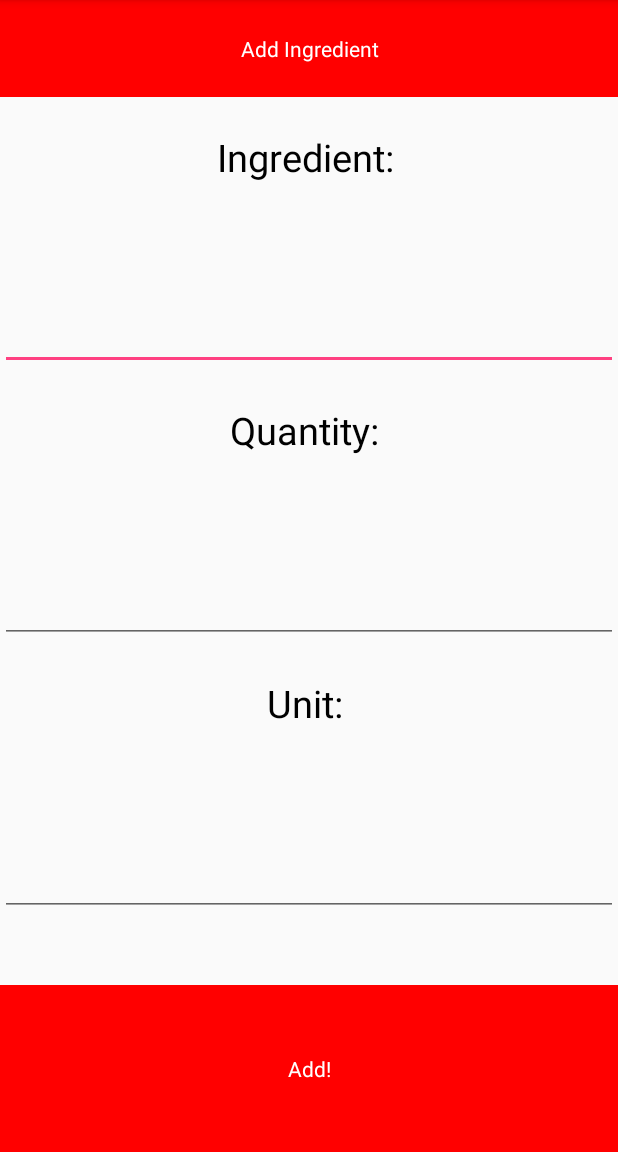
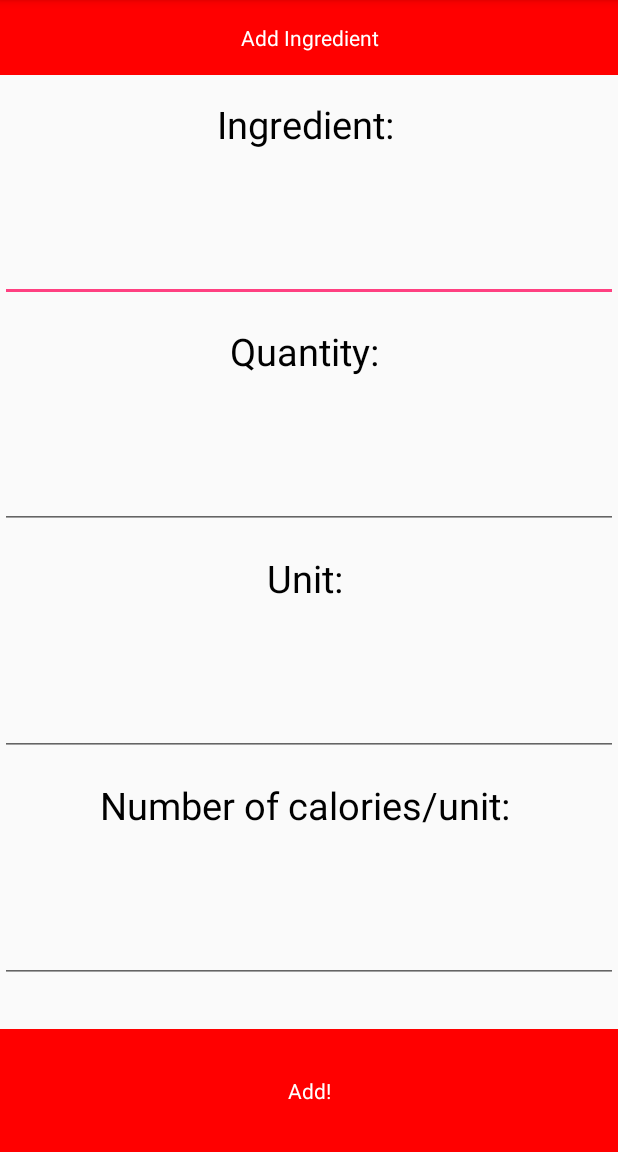
Before and after one commit to rajaskharkar/fiTrack2, an Android app: the AddIngredient screen opened directly, with no data from a screen before it, on a phone screen of 412 x 824 dp, the part 84-1236 px from its top. Run offline under Robolectric (Android 15) with nearby library versions, the phone set to English and light mode, and no system bars; libraries missing offline, so code that uses them is left out: com.backendless, com.backendless.async, com.backendless.exceptions; 2 statements that could not run were skipped.

Commit message:
Calorie Counting

```diff
--- a/app/src/main/java/com/trial/rajas/fitrack/AddIngredient.java
+++ b/app/src/main/java/com/trial/rajas/fitrack/AddIngredient.java
@@ -33,15 +33,18 @@ public class AddIngredient extends AppCompatActivity {
         LinearLayout nameLL=(LinearLayout) findViewById(R.id.ingredientNameLinearLayout);
         LinearLayout quantityLL=(LinearLayout) findViewById(R.id.ingredientQuantityLinearLayout);
         LinearLayout unitLL=(LinearLayout) findViewById(R.id.ingredientUnitLinearLayout);
+        LinearLayout calorieCountLL=(LinearLayout) findViewById(R.id.ingredientCalorieCountLinearLayout);
         LinearLayout addLL=(LinearLayout) findViewById(R.id.addIngredientLinearLayout);
         TextView titleTV=(TextView) findViewById(R.id.addIngredientTitleTextView);
         TextView nameTV=(TextView) findViewById(R.id.ingredientNameTextView);
         TextView quantityTV=(TextView) findViewById(R.id.ingredientQuantityTextView);
-        TextView unitTV=(TextView) findViewById(R.id.ingredientUnitSignUpTextView);
+        TextView unitTV=(TextView) findViewById(R.id.ingredientUnitTextView);
+        TextView calorieCountTV=(TextView) findViewById(R.id.ingredientCalorieCountTextView);
         TextView addTV=(TextView) findViewById(R.id.addIngredientTextView);
         final EditText nameET=(EditText) findViewById(R.id.ingredientNameEditText);
         final EditText quantityET=(EditText) findViewById(R.id.ingredientQuantityEditText);
-        final EditText unitET=(EditText) findViewById(R.id.ingredientUnitSignUpEditText);
+        final EditText unitET=(EditText) findViewById(R.id.ingredientUnitEditText);
+        final EditText calorieCountET=(EditText) findViewById(R.id.ingredientCalorieCountEditText);
 
         titleLL.setBackgroundColor(Color.RED);
         addLL.setBackgroundColor(Color.RED);
@@ -49,11 +52,13 @@ public class AddIngredient extends AppCompatActivity {
         nameTV.setTextColor(Color.BLACK);
         quantityTV.setTextColor(Color.BLACK);
         unitTV.setTextColor(Color.BLACK);
+        calorieCountTV.setTextColor(Color.BLACK);
 
         titleTV.setText("Add Ingredient");
         nameTV.setText("Ingredient: ");
         quantityTV.setText("Quantity: ");
         unitTV.setText("Unit: ");
+        calorieCountTV.setText("Number of calories/unit: ");
         addTV.setText("Add!");
 
         Backendless.initApp(this, BackendlessCredentials.APP_ID, BackendlessCredentials.SECRET_KEY);
@@ -70,7 +75,9 @@ public class AddIngredient extends AppCompatActivity {
                 String quantityString=quantityET.getText().toString();
                 Float quantity= Float.parseFloat(quantityString);
                 String unit=unitET.getText().toString();
-                if(name.equals("") || quantity.equals("") || unit.equals("")){
+                String calorieCountString= calorieCountET.getText().toString();
+                Float calorieCount= Float.parseFloat(calorieCountString);
+                if(name.equals("") || quantityString.equals("") || unit.equals("") || calorieCountString.equals("")){
                     Toast.makeText(getApplicationContext(), "Please fill in all the details",Toast.LENGTH_SHORT);
                 }
                 else{
@@ -78,6 +85,7 @@ public class AddIngredient extends AppCompatActivity {
                     ingredientJSON.addProperty("name",name);
                     ingredientJSON.addProperty("quantity",quantity);
                     ingredientJSON.addProperty("unit",unit);
+                    ingredientJSON.addProperty("calorie_count",calorieCount);
                     ingredientJsonArray.add(ingredientJSON);
                     String ingredientUploadString= ingredientJsonArray.toString();
                     currentUser.setProperty("fridge",ingredientUploadString);
--- a/app/src/main/java/com/trial/rajas/fitrack/FridgeListAdapter.java
+++ b/app/src/main/java/com/trial/rajas/fitrack/FridgeListAdapter.java
@@ -53,18 +53,22 @@ public class FridgeListAdapter extends ArrayAdapter<Ingredient>{
         TextView name= (TextView) view.findViewById(R.id.ingredientRowNameTextView);
         TextView quantity= (TextView) view.findViewById(R.id.ingredientRowQuantityTextView);
         TextView unit= (TextView) view.findViewById(R.id.ingredientRowUnitTextView);
+        TextView calorieCount= (TextView) view.findViewById(R.id.ingredientRowCalorieCountTextView);
         ImageView remove=(ImageView) view.findViewById(R.id.removeIngredientRow);
         final Ingredient ingredient=ingredientList.get(position);
         name.setText(ingredient.name);
         quantity.setText(ingredient.quantity.toString());
         unit.setText(ingredient.unit);
+        calorieCount.setText(ingredient.calorie_count.toString()+" cal/unit");
 
         name.setTextSize(24);
         quantity.setTextSize(24);
         unit.setTextSize(24);
+        calorieCount.setTextSize(14);
         name.setTextColor(Color.BLACK);
         quantity.setTextColor(Color.BLACK);
         unit.setTextColor(Color.BLACK);
+        calorieCount.setTextColor(Color.BLACK);
 
         remove.setOnClickListener(new View.OnClickListener() {
             @Override
--- a/app/src/main/java/com/trial/rajas/fitrack/JSONConversion.java
+++ b/app/src/main/java/com/trial/rajas/fitrack/JSONConversion.java
@@ -49,7 +49,8 @@ public class JSONConversion {
                 String ingredientName = jsonIngredient.get("name").getAsString();
                 Float ingredientQuantity = jsonIngredient.get("quantity").getAsFloat();
                 String ingredientUnit = jsonIngredient.get("unit").getAsString();
-                Ingredient finalIngredient= new Ingredient(ingredientName, ingredientQuantity, ingredientUnit);
+                Float ingredientCalories = jsonIngredient.get("calorie_count").getAsFloat();
+                Ingredient finalIngredient= new Ingredient(ingredientName, ingredientQuantity, ingredientUnit, ingredientCalories);
                 ingredientArrayList.add(finalIngredient);
             }
             Dish finalDish= new Dish(dishName, ingredientArrayList);
@@ -73,7 +74,8 @@ public class JSONConversion {
             String ingredientName = json.get("name").getAsString();
             Float ingredientQuantity = json.get("quantity").getAsFloat();
             String ingredientUnit = json.get("unit").getAsString();
-            Ingredient ingredient= new Ingredient(ingredientName, ingredientQuantity, ingredientUnit);
+            Float ingredientCalories = json.get("calorie_count").getAsFloat();
+            Ingredient ingredient= new Ingredient(ingredientName, ingredientQuantity, ingredientUnit, ingredientCalories);
             listToReturn.add(ingredient);
         }
         return listToReturn;
--- a/app/src/main/java/com/trial/rajas/fitrack/ViewThisDish.java
+++ b/app/src/main/java/com/trial/rajas/fitrack/ViewThisDish.java
@@ -4,6 +4,7 @@ import android.content.Context;
 import android.content.Intent;
 import android.graphics.Color;
 import android.os.Bundle;
+import android.support.annotation.FloatRange;
 import android.support.v7.app.AppCompatActivity;
 import android.view.View;
 import android.widget.AdapterView;
@@ -38,11 +39,13 @@ public class ViewThisDish extends AppCompatActivity {
 
         Backendless.initApp(this, BackendlessCredentials.APP_ID, BackendlessCredentials.SECRET_KEY);
         BackendlessUser currentUser=Backendless.UserService.CurrentUser();
+
         String dishDataString=currentUser.getProperty("dishes").toString();
         final ArrayList<Dish> dishArrayList=JSONConversion.getDishArrayList(dishDataString);
         Dish dish= dishArrayList.get(dishPosition);
         titleTV.setText(dish.name);
-        DishIngredientAdapter ingredientAdapter = new DishIngredientAdapter(this, R.layout.view_dishes_row, dish.ingredientArrayList);
+        ArrayList<Ingredient> ingredientsWithCalories= CalorieCounter.getCalorieCount(dish, viewThisDishTV, currentUser);
+        DishIngredientAdapter ingredientAdapter = new DishIngredientAdapter(this, R.layout.fridge_list_row, ingredientsWithCalories);
         dishesLV.setAdapter(ingredientAdapter);
     }
 
--- a/app/src/main/res/layout/add_ingredient.xml
+++ b/app/src/main/res/layout/add_ingredient.xml
@@ -3,7 +3,7 @@
     android:orientation="vertical"
     android:layout_width="match_parent"
     android:layout_height="match_parent"
-    android:weightSum="10">
+    android:weightSum="12">
 
     <LinearLayout
         android:id="@+id/addIngredientTitleLinearLayout"
@@ -93,7 +93,7 @@
         android:gravity="center">
 
         <TextView
-            android:id="@+id/ingredientUnitSignUpTextView"
+            android:id="@+id/ingredientUnitTextView"
             android:layout_width="match_parent"
             android:layout_height="wrap_content"
             android:layout_weight="1"
@@ -102,7 +102,37 @@
             android:gravity="center"/>
 
         <EditText
-            android:id="@+id/ingredientUnitSignUpEditText"
+            android:id="@+id/ingredientUnitEditText"
+            android:layout_width="match_parent"
+            android:layout_height="wrap_content"
+            android:layout_weight="1"
+            android:textSize="25dp"
+            android:layout_gravity="center"
+            android:gravity="center"/>
+
+    </LinearLayout>
+
+    <LinearLayout
+        android:id="@+id/ingredientCalorieCountLinearLayout"
+        android:layout_width="match_parent"
+        android:layout_height="wrap_content"
+        android:orientation="vertical"
+        android:layout_weight="2"
+        android:weightSum="2"
+        android:layout_gravity="center"
+        android:gravity="center">
+
+        <TextView
+            android:id="@+id/ingredientCalorieCountTextView"
+            android:layout_width="match_parent"
+            android:layout_height="wrap_content"
+            android:layout_weight="1"
+            android:textSize="25dp"
+            android:layout_gravity="center"
+            android:gravity="center"/>
+
+        <EditText
+            android:id="@+id/ingredientCalorieCountEditText"
             android:layout_width="match_parent"
             android:layout_height="wrap_content"
             android:layout_weight="1"
--- a/app/src/main/res/layout/view_dishes.xml
+++ b/app/src/main/res/layout/view_dishes.xml
@@ -24,7 +24,7 @@
 
     <LinearLayout
         android:layout_width="match_parent"
-        android:layout_height="wrap_content"
+        android:layout_height="0dp"
         android:layout_weight="8"
         android:orientation="vertical">
 
```
Also changed, not shown: app/src/main/java/com/trial/rajas/fitrack/AddDish.java (+19 -4 lines), app/src/main/java/com/trial/rajas/fitrack/CalorieCounter.java (added, +75 -0 lines), app/src/main/java/com/trial/rajas/fitrack/CookDish.java (+50 -5 lines), app/src/main/java/com/trial/rajas/fitrack/DishIngredientAdapter.java (+12 -2 lines), app/src/main/java/com/trial/rajas/fitrack/Ingredient.java (+11 -1 lines), app/src/main/res/layout/add_dish.xml (+5 -5 lines), app/src/main/res/layout/cook_dish.xml (+17 -2 lines), app/src/main/res/layout/fridge_activity.xml (+5 -5 lines), app/src/main/res/layout/fridge_list_row.xml (+24 -10 lines).
